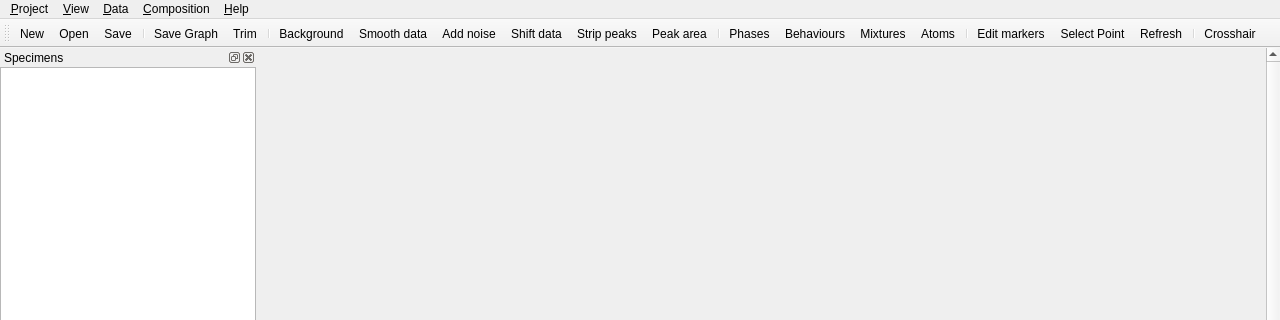
Above: src/mudlab/ui/main_window.ui from Parthasarathi-Ghosh/MudLab2 before the change; both pictures show x 0 to 1280 and y 0 to 320 of the 1280 by 800 pixel window. Below: the same form after it.
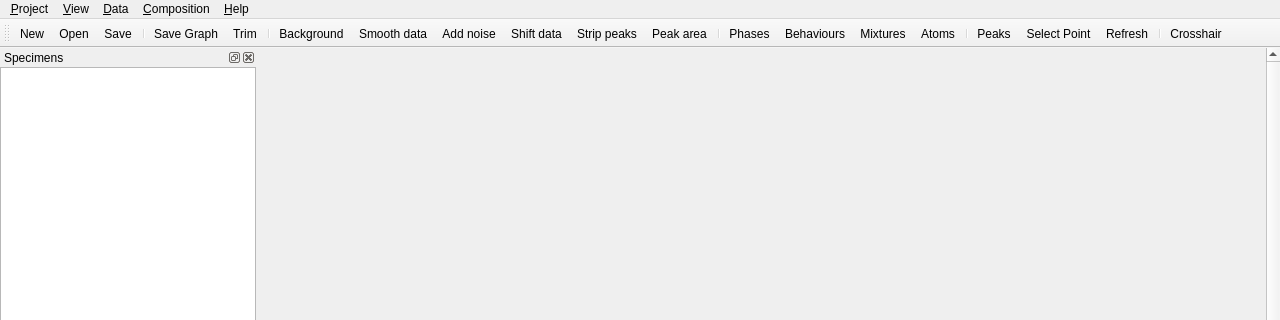
That is the form after the change. Icons and pictures are not drawn.

Commit message: Peaks dialog: renamed, steps aside for the plot, stays sorted

Diff of the .ui file:
```diff
--- a/src/mudlab/ui/main_window.ui
+++ b/src/mudlab/ui/main_window.ui
@@ -563,7 +563,7 @@
   </action>
   <action name="actionEditMarkers">
    <property name="text">
-    <string>Edit markers</string>
+    <string>Peaks</string>
    </property>
    <property name="toolTip">
     <string>Edit Markers</string>
```
Left out of the diff: 2 changed lines with no effect on the pictures. The commit also changes 8 other files.
